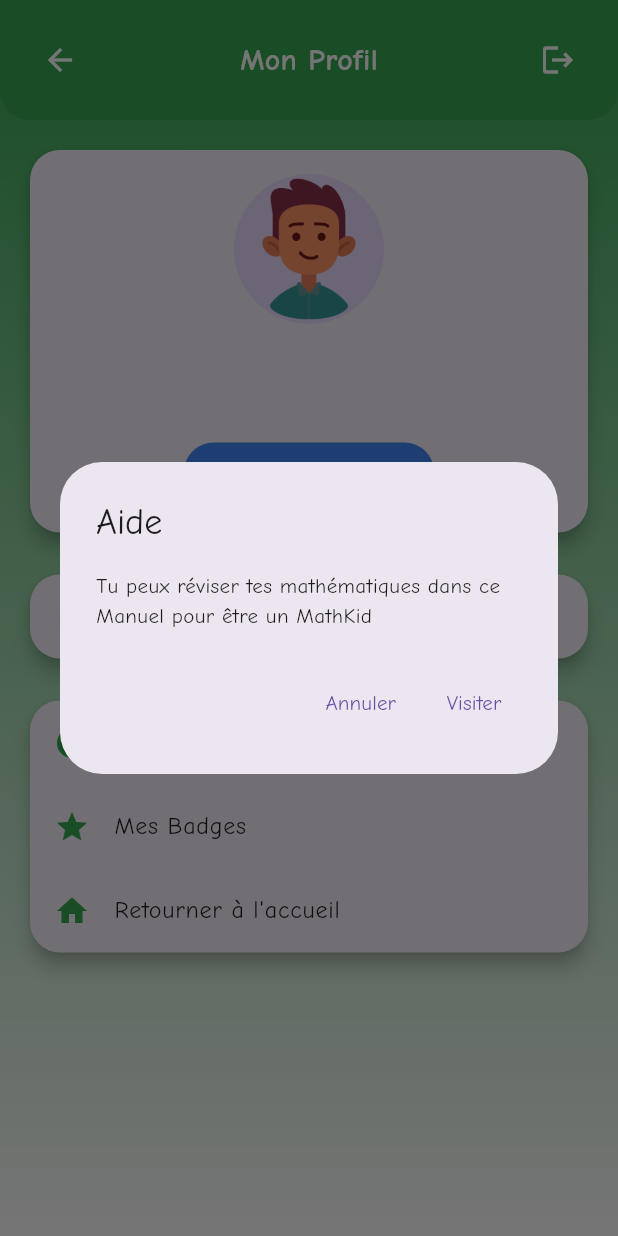
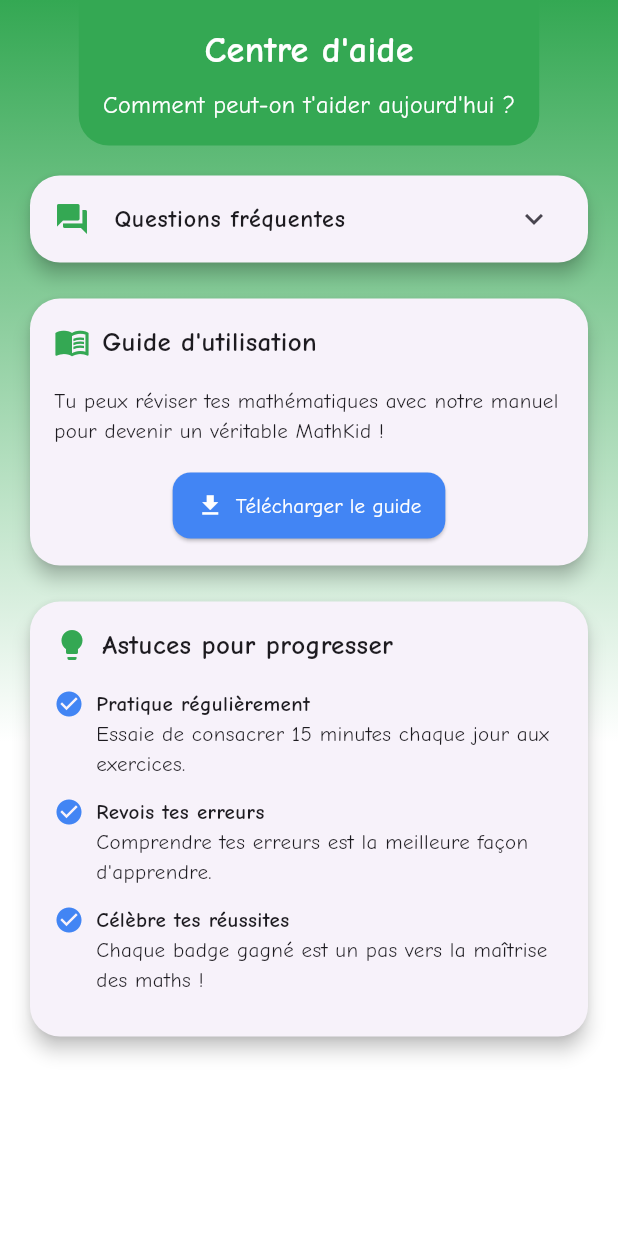
Before and after one commit to Happyazondekon/MathsCool, a Flutter app: the ProfileScreen screen opened directly, after a tap on "Aide", on a phone screen of 412 x 824 dp. Run offline on Flutter 3.47's test engine with Material 3 defaults, Android fonts, the phone set to English and light mode, and no system bars; our stand-ins replace cloud_firestore, confetti, firebase_auth, firebase_core, firebase_storage, google_sign_in and 3 more; accounts and stored records are empty; network calls fail; project files that could hold a hidden picture were left out.

Commit message:
HelpScreen

```diff
--- /dev/null
+++ b/lib/screens/help_screen.dart
@@ -0,0 +1,300 @@
+import 'package:flutter/material.dart';
+import 'package:mathscool/utils/colors.dart';
+import 'package:url_launcher/url_launcher.dart';
+
+class HelpScreen extends StatelessWidget {
+  const HelpScreen({super.key});
+
+  @override
+  Widget build(BuildContext context) {
+    return Scaffold(
+      body: Stack(
+        children: [
+          // Fond avec dégradé
+          Container(
+            decoration: BoxDecoration(
+              gradient: LinearGradient(
+                begin: Alignment.topCenter,
+                end: Alignment.bottomCenter,
+                colors: [AppColors.primary, Colors.white],
+                stops: const [0.0, 0.6],
+              ),
+            ),
+          ),
+
+          SafeArea(
+            child: Column(
+              children: [
+                _buildHeader(context),
+                Expanded(
+                  child: ListView(
+                    padding: const EdgeInsets.all(16.0),
+                    children: [
+                      _buildFAQCard(),
+                      const SizedBox(height: 16.0),
+                      _buildGuideCard(context),
+                      const SizedBox(height: 16.0),
+                      _buildTipsCard(),
+                    ],
+                  ),
+                ),
+              ],
+            ),
+          ),
+        ],
+      ),
+    );
+  }
+
+  Widget _buildHeader(BuildContext context) {
+    return Container(
+      padding: const EdgeInsets.all(16),
+      decoration: BoxDecoration(
+        color: AppColors.primary,
+        borderRadius: const BorderRadius.vertical(bottom: Radius.circular(20)),
+      ),
+      child: const Column(
+        children: [
+          Text(
+            'Centre d\'aide',
+            style: TextStyle(
+              fontSize: 24,
+              fontWeight: FontWeight.bold,
+              color: Colors.white,
+              fontFamily: 'ComicNeue',
+            ),
+          ),
+          SizedBox(height: 8),
+          Text(
+            'Comment peut-on t\'aider aujourd\'hui ?',
+            style: TextStyle(
+              fontSize: 16,
+              color: Colors.white,
+              fontFamily: 'ComicNeue',
+            ),
+          ),
+        ],
+      ),
+    );
+  }
+
+  Widget _buildFAQCard() {
+    return Card(
+      elevation: 5,
+      shape: RoundedRectangleBorder(borderRadius: BorderRadius.circular(20)),
+      child: ExpansionTile(
+        leading: Icon(Icons.question_answer, color: AppColors.primary),
+        title: const Text(
+          'Questions fréquentes',
+          style: TextStyle(
+            fontWeight: FontWeight.bold,
+            fontFamily: 'ComicNeue',
+          ),
+        ),
+        children: [
+          _buildFAQItem(
+            'Comment choisir mon niveau ?',
+            'Choisis le niveau qui correspond à ta classe scolaire. Par exemple, si tu es en CE1, sélectionne CE1.',
+          ),
+          _buildFAQItem(
+            'Comment suivre ma progression ?',
+            'Tu peux voir ta progression dans la section "Progrès" accessible depuis la barre de navigation en bas de l\'écran.',
+          ),
+          _buildFAQItem(
+            'Comment changer mon avatar ?',
+            'Vas dans la section "Profil", puis clique sur "Modifier le profil" et enfin sur ton avatar pour le changer.',
+          ),
+        ],
+      ),
+    );
+  }
+
+  Widget _buildFAQItem(String question, String answer) {
+    return Padding(
+      padding: const EdgeInsets.all(16.0),
+      child: Column(
+        crossAxisAlignment: CrossAxisAlignment.start,
+        children: [
+          Text(
+            question,
+            style: TextStyle(
+              fontWeight: FontWeight.bold,
+              color: AppColors.secondary,
+              fontSize: 16,
+              fontFamily: 'ComicNeue',
+            ),
+          ),
+          const SizedBox(height: 8),
+          Text(
+            answer,
+            style: const TextStyle(
+              fontSize: 14,
+              fontFamily: 'ComicNeue',
+            ),
+          ),
+          const Divider(),
+        ],
+      ),
+    );
+  }
+
+  Widget _buildGuideCard(BuildContext context) {
+    return Card(
+      elevation: 5,
+      shape: RoundedRectangleBorder(borderRadius: BorderRadius.circular(20)),
+      child: Padding(
+        padding: const EdgeInsets.all(16.0),
+        child: Column(
+          crossAxisAlignment: CrossAxisAlignment.start,
+          children: [
+            Row(
+              children: [
+                Icon(Icons.menu_book, color: AppColors.primary),
+                const SizedBox(width: 8),
+                const Text(
+                  'Guide d\'utilisation',
+                  style: TextStyle(
+                    fontSize: 18,
+                    fontWeight: FontWeight.bold,
+                    fontFamily: 'ComicNeue',
+                  ),
+                ),
+              ],
+            ),
+            const SizedBox(height: 16),
+            const Text(
+              'Tu peux réviser tes mathématiques avec notre manuel pour devenir un véritable MathKid !',
+              style: TextStyle(
+                fontSize: 14,
+                fontFamily: 'ComicNeue',
+              ),
+            ),
+            const SizedBox(height: 16),
+            Center(
+              child: ElevatedButton.icon(
+                icon: const Icon(Icons.download),
+                label: const Text('Télécharger le guide'),
+                style: ElevatedButton.styleFrom(
+                  backgroundColor: AppColors.secondary,
+                  foregroundColor: Colors.white,
+                  padding: const EdgeInsets.symmetric(horizontal: 16, vertical: 12),
+                  shape: RoundedRectangleBorder(
+                    borderRadius: BorderRadius.circular(12),
+                  ),
+                ),
+                onPressed: () async {
+                  const url = 'https://drive.google.com/file/d/1sVq6QMqMdpwkc7l0Hx1NIwvskMgdgT2N/view?usp=sharing';
+
+                  try {
+                    final Uri uri = Uri.parse(url);
+
+                    // Utiliser inAppWebView pour s'assurer que le lien s'ouvre
+                    bool launched = await launchUrl(
+                      uri,
+                      mode: LaunchMode.inAppWebView,
+                      webViewConfiguration: const WebViewConfiguration(
+                        enableJavaScript: true,
+                        enableDomStorage: true,
+                      ),
+                    );
+
+                    if (!launched && context.mounted) {
+                      // Essayer avec platformDefault si inAppWebView échoue
+                      launched = await launchUrl(
+                        uri,
+                        mode: LaunchMode.platformDefault,
+                      );
+
+                      if (!launched && context.mounted) {
+                        // Si les deux méthodes échouent, montrer une erreur
+                        ScaffoldMessenger.of(context).showSnackBar(
+                          const SnackBar(
+                            content: Text(
+                              'Impossible d\'ouvrir le lien. Vérifiez votre connexion ou essayez avec un autre navigateur.',
+                            ),
+                          ),
+                        );
+                      }
+                    }
+                  } catch (e) {
+                    if (context.mounted) {
+                      ScaffoldMessenger.of(context).showSnackBar(
+                        SnackBar(
+                          content: Text('Erreur lors de l\'ouverture du lien: ${e.toString()}'),
+                        ),
+                      );
+                    }
+                  }
+                },
+              ),
+            ),
+          ],
+        ),
+      ),
+    );
+  }
+
+  Widget _buildTipsCard() {
+    return Card(
+      elevation: 5,
+      shape: RoundedRectangleBorder(borderRadius: BorderRadius.circular(20)),
+      child: Padding(
+        padding: const EdgeInsets.all(16.0),
+        child: Column(
+          crossAxisAlignment: CrossAxisAlignment.start,
+          children: [
+            Row(
+              children: [
+                Icon(Icons.lightbulb, color: AppColors.primary),
+                const SizedBox(width: 8),
+                const Text(
+                  'Astuces pour progresser',
+                  style: TextStyle(
+                    fontSize: 18,
+                    fontWeight: FontWeight.bold,
+                    fontFamily: 'ComicNeue',
+                  ),
+                ),
+              ],
+            ),
+            const SizedBox(height: 16),
+            _buildTipItem('Pratique régulièrement', 'Essaie de consacrer 15 minutes chaque jour aux exercices.'),
+            _buildTipItem('Revois tes erreurs', 'Comprendre tes erreurs est la meilleure façon d\'apprendre.'),
+            _buildTipItem('Célèbre tes réussites', 'Chaque badge gagné est un pas vers la maîtrise des maths !'),
+          ],
+        ),
+      ),
+    );
+  }
+
+  Widget _buildTipItem(String title, String description) {
+    return Padding(
+      padding: const EdgeInsets.only(bottom: 12.0),
+      child: Row(
+        crossAxisAlignment: CrossAxisAlignment.start,
+        children: [
+          Icon(Icons.check_circle, color: AppColors.secondary, size: 20),
+          const SizedBox(width: 8),
+          Expanded(
+            child: Column(
+              crossAxisAlignment: CrossAxisAlignment.start,
+              children: [
+                Text(
+                  title,
+                  style: const TextStyle(
+                    fontWeight: FontWeight.bold,
+                    fontFamily: 'ComicNeue',
+                  ),
+                ),
+                Text(
+                  description,
+                  style: const TextStyle(fontSize: 14, fontFamily: 'ComicNeue'),
+                ),
+              ],
+            ),
+          ),
+        ],
+      ),
+    );
+  }
+}
--- a/lib/screens/profile_screen.dart
+++ b/lib/screens/profile_screen.dart
@@ -1,5 +1,6 @@
 import 'package:flutter/foundation.dart';
 import 'package:flutter/material.dart';
+import 'package:mathscool/screens/help_screen.dart';
 import 'package:provider/provider.dart';
 import 'package:mathscool/auth/auth_service.dart';
 import 'package:mathscool/screens/progress_screen.dart';
@@ -460,73 +461,11 @@ class _ProfileScreenState extends State<ProfileScreen> {
             leading: const Icon(Icons.help, color: AppColors.primary),
             title: const Text('Aide'),
             onTap: () {
-              showDialog(
-                context: context,
-                builder: (BuildContext context) {
-                  return AlertDialog(
-                    title: const Text('Aide'),
-                    content: const Text(
-                        'Tu peux réviser tes mathématiques dans ce Manuel pour être un MathKid'),
-                    actions: [
-                      TextButton(
-                        onPressed: () {
-                          Navigator.of(context).pop();
-                        },
-                        child: const Text('Annuler'),
-                      ),
-                      TextButton(
-                        onPressed: () async {
-                          const url =
-                              'https://drive.google.com/file/d/1sVq6QMqMdpwkc7l0Hx1NIwvskMgdgT2N/view?usp=sharing';
-
-                          try {
-                            final Uri uri = Uri.parse(url);
-
-                            // Utiliser inAppWebView pour s'assurer que le lien s'ouvre
-                            bool launched = await launchUrl(
-                              uri,
-                              mode: LaunchMode.inAppWebView,
-                              webViewConfiguration: const WebViewConfiguration(
-                                enableJavaScript: true,
-                                enableDomStorage: true,
-                              ),
-                            );
-
-                            if (!launched && context.mounted) {
-                              // Essayer avec platformDefault si inAppWebView échoue
-                              launched = await launchUrl(
-                                uri,
-                                mode: LaunchMode.platformDefault,
-                              );
-
-                              if (!launched && context.mounted) {
-                                // Si les deux méthodes échouent, montrer une erreur
-                                ScaffoldMessenger.of(context).showSnackBar(
-                                  const SnackBar(
-                                    content: Text(
-                                      'Impossible d\'ouvrir le lien. Vérifiez votre connexion ou essayez avec un autre navigateur.',
-                                    ),
-                                  ),
-                                );
-                              }
-                            }
-                          } catch (e) {
-                            if (context.mounted) {
-                              ScaffoldMessenger.of(context).showSnackBar(
-                                SnackBar(
-                                  content: Text(
-                                    'Erreur lors de l\'ouverture du lien: ${e.toString()}',
-                                  ),
-                                ),
-                              );
-                            }
-                          }
-                        },
-                        child: const Text('Visiter'),
-                      ),
-                    ],
-                  );
-                },
+              Navigator.push(
+                context,
+                MaterialPageRoute(
+                  builder: (context) => const HelpScreen(),
+                ),
               );
             },
           ),
--- a/pubspec.yaml
+++ b/pubspec.yaml
@@ -11,6 +11,10 @@ dependencies:
     sdk: flutter
   cupertino_icons: ^1.0.2
   confetti: ^0.7.0
+  open_file: ^3.5.10
+  path_provider: ^2.1.1
+  permission_handler: ^12.0.0+1
+  dio: ^5.3.2
   url_launcher: ^6.3.1
   firebase_core: ^2.15.1
   firebase_auth: ^4.9.1
```
Also changed, not shown: pubspec.lock.
